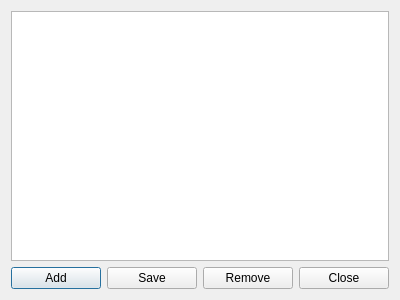
The window that tableview.ui (ViktorAH14/firedb) describes before a commit, drawn with Qt 5.
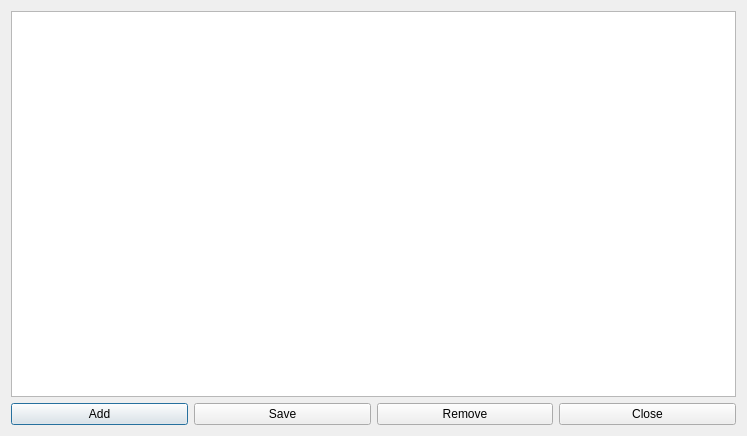
The same window after the commit.

```diff
--- a/tableview.ui
+++ b/tableview.ui
@@ -6,8 +6,8 @@
    <rect>
     <x>0</x>
     <y>0</y>
-    <width>400</width>
-    <height>300</height>
+    <width>747</width>
+    <height>436</height>
    </rect>
   </property>
   <property name="windowTitle">
```
